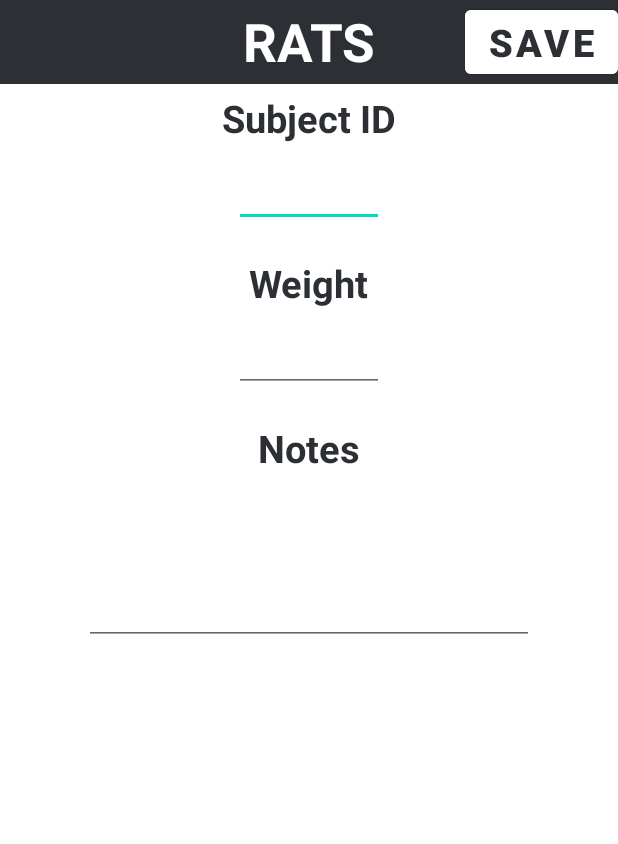
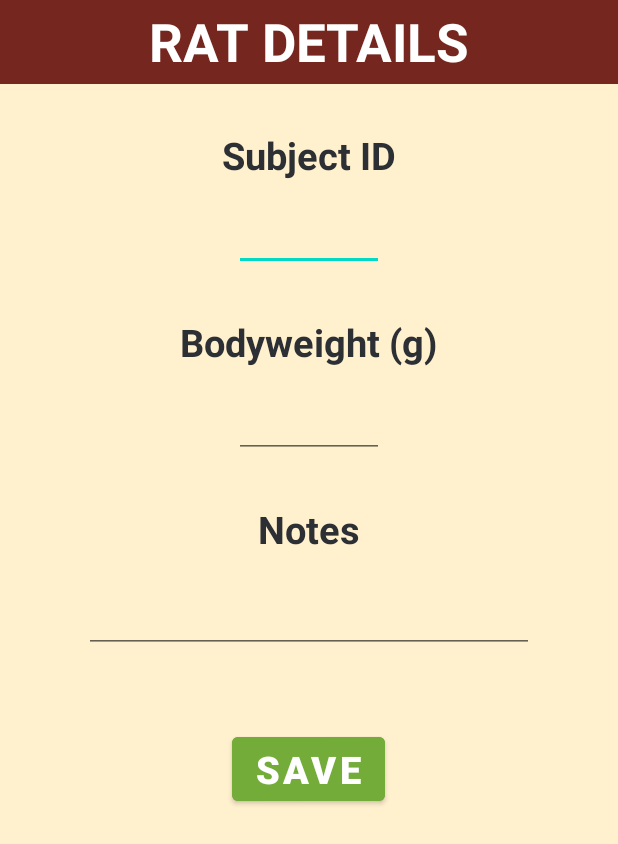
Before and after one commit to KaptainKris92/RatDatabase_3, an Android app: the RatDetailActivity screen opened directly, with no data from a screen before it, on a phone screen of 412 x 824 dp. Shown: the top 844 px of the screen. Run offline under Robolectric (Android 15) with nearby library versions, the phone set to English and light mode, and no system bars.

Commit message:
Colour scheme changed to red & beige

```diff
--- a/app/build.gradle
+++ b/app/build.gradle
@@ -26,6 +26,7 @@ android {
         sourceCompatibility JavaVersion.VERSION_1_8
         targetCompatibility JavaVersion.VERSION_1_8
     }
+    ndkVersion '22.1.7171670'
 }
 
 dependencies {
--- a/app/src/main/java/com/example/ratdatabase3/MainActivity.java
+++ b/app/src/main/java/com/example/ratdatabase3/MainActivity.java
@@ -4,9 +4,11 @@ import androidx.appcompat.app.AppCompatActivity;
 
 import android.content.Intent;
 import android.database.sqlite.SQLiteDatabase;
+import android.graphics.Color;
 import android.os.Bundle;
 import android.view.View;
 import android.widget.AdapterView;
+import android.widget.ImageView;
 import android.widget.ListView;
 
 public class MainActivity extends AppCompatActivity {
@@ -22,6 +24,7 @@ public class MainActivity extends AppCompatActivity {
         setRatAdapter();
         setOnClickListener();
     }
+
 
 
     private void initWidgets()
--- a/app/src/main/java/com/example/ratdatabase3/RatDetailActivity.java
+++ b/app/src/main/java/com/example/ratdatabase3/RatDetailActivity.java
@@ -32,7 +32,7 @@ public class RatDetailActivity extends AppCompatActivity {
         subjectEditText = findViewById(R.id.subjectEditText);
         weightEditText = findViewById(R.id.weightEditText);
         notesEditText = findViewById(R.id.notesEditText);
-        deleteButton = findViewById(R.id.deletedRatButton);
+        deleteButton = findViewById(R.id.deleteRatButton);
     }
 
     private void checkForEditRat() {
@@ -58,7 +58,7 @@ public class RatDetailActivity extends AppCompatActivity {
         String subject = String.valueOf(subjectEditText.getText());
         String weight = String.valueOf(weightEditText.getText());
         String notes = String.valueOf(notesEditText.getText());
-        String added = new SimpleDateFormat("dd-MM-yyyy").format(new Date());
+        String added = new SimpleDateFormat("dd-MM-yy").format(new Date());
 
         if(selectedRat == null) {
             int id = Rat.ratArrayList.size();
--- /dev/null
+++ b/app/src/main/res/drawable/save_button.xml
@@ -0,0 +1,5 @@
+<shape xmlns:android="http://schemas.android.com/apk/res/android" android:shape="rectangle">
+    <solid android:color="@color/c8Green">  </solid>
+    <stroke android:color="@color/black" android:width="5dp"></stroke>
+
+</shape>
--- a/app/src/main/res/layout/activity_rat_detail.xml
+++ b/app/src/main/res/layout/activity_rat_detail.xml
@@ -1,11 +1,11 @@
 <?xml version="1.0" encoding="utf-8"?>
 <LinearLayout
     xmlns:android="http://schemas.android.com/apk/res/android"
-    xmlns:app="http://schemas.android.com/apk/res-auto"
     xmlns:tools="http://schemas.android.com/tools"
     android:layout_width="match_parent"
     android:layout_height="match_parent"
     android:orientation="vertical"
+    android:background="@color/c3Beige"
     tools:context=".RatDetailActivity">
 
         <androidx.appcompat.widget.Toolbar
@@ -14,56 +14,47 @@
             android:layout_height="wrap_content"
             android:minHeight="?actionBarSize"
             android:theme="?actionBarTheme"
-            android:background="@color/darkGray">
+            android:background="@color/c6Red">
 
             <TextView
                 android:layout_height="wrap_content"
                 android:layout_width="wrap_content"
-                android:text="RATS"
+                android:text="@string/rat_details"
                 android:textSize="35sp"
                 android:textColor="@color/white"
                 android:textStyle="bold"
                 android:layout_gravity="center"/>
-
-            <Button
-                android:layout_width="wrap_content"
-                android:layout_height="wrap_content"
-                android:text="SAVE"
-                android:textSize="25sp"
-                android:backgroundTint="@color/white"
-                android:textColor="@color/darkGray"
-                android:textStyle="bold"
-                android:layout_gravity="end"
-                android:onClick="saveRat"/>
 
         </androidx.appcompat.widget.Toolbar>
 
     <TextView
         android:layout_height="wrap_content"
         android:layout_width="wrap_content"
-        android:text="Subject ID"
+        android:text="@string/subject_id"
         android:textSize="25sp"
-        android:layout_marginTop="5dp"
+        android:layout_marginTop="30dp"
         android:textColor="@color/darkGray"
         android:textStyle="bold"
-        android:layout_gravity="center"/>
+        android:layout_gravity="center" />
 
     <EditText
         android:id="@+id/subjectEditText"
         android:layout_width="100dp"
-        android:layout_height="wrap_content"
+        android:layout_height="50dp"
         android:textSize="25sp"
-        android:layout_marginTop="0dp"
+        android:layout_marginTop="10dp"
         android:textColor="@color/darkGray"
         android:maxLines="1"
-        android:layout_gravity="center"/>
+        android:layout_gravity="center"
+        android:textAlignment="center"
+        android:inputType="none"/>
 
     <TextView
         android:layout_height="wrap_content"
         android:layout_width="wrap_content"
-        android:text="Weight"
+        android:text="@string/bodyweight"
         android:textSize="25sp"
-        android:layout_marginTop="20dp"
+        android:layout_marginTop="30dp"
         android:textColor="@color/darkGray"
         android:textStyle="bold"
         android:layout_gravity="center"/>
@@ -71,19 +62,21 @@
     <EditText
         android:id="@+id/weightEditText"
         android:layout_width="100dp"
-        android:layout_height="wrap_content"
+        android:layout_height="50dp"
         android:textSize="25sp"
-        android:layout_marginTop="0dp"
+        android:layout_marginTop="10dp"
         android:textColor="@color/darkGray"
         android:maxLines="1"
-        android:layout_gravity="center"/>
+        android:layout_gravity="center"
+        android:inputType="number"
+        android:textAlignment="center" />
 
     <TextView
         android:layout_height="wrap_content"
         android:layout_width="wrap_content"
-        android:text="Notes"
+        android:text="@string/notes"
         android:textSize="25sp"
-        android:layout_marginTop="20dp"
+        android:layout_marginTop="30dp"
         android:textColor="@color/darkGray"
         android:textStyle="bold"
         android:layout_gravity="center"/>
@@ -93,23 +86,50 @@
         android:layout_width="300dp"
         android:layout_height="wrap_content"
         android:textSize="25sp"
-        android:layout_marginTop="0dp"
+        android:layout_marginTop="10dp"
         android:textColor="@color/darkGray"
-        android:minLines="3"
-        android:layout_gravity="center"/>
+        android:maxLines="3"
+        android:layout_gravity="center"
+        android:textAlignment="center"
+        android:inputType="none"/>
 
     <Button
-        android:id="@+id/deletedRatButton"
         android:layout_width="wrap_content"
         android:layout_height="wrap_content"
-        android:text="DELETE"
+        android:layout_gravity="center"
+        android:layout_marginTop="50dp"
+        android:backgroundTint="@color/c8Green"
+        android:onClick="saveRat"
+        android:text="@string/save"
+        android:textColor="@color/offWhite"
         android:textSize="25sp"
-        android:backgroundTint="@color/white"
-        android:textColor="@color/red"
+        android:textStyle="bold" />
+
+    <Button
+        android:id="@+id/deleteRatButton"
+        android:layout_width="wrap_content"
+        android:layout_height="wrap_content"
+        android:text="@string/delete"
+        android:textSize="25sp"
+        android:backgroundTint="@color/c6Red"
+        android:textColor="@color/offWhite"
         android:textStyle="bold"
         android:layout_gravity="center"
         android:layout_marginTop="20dp"
         android:onClick="deleteRat"/>
 
 
+   <!-- <ImageView
+        android:id="@+id/peekingRat"
+        android:layout_width="match_parent"
+        android:layout_height="359dp"
+        android:adjustViewBounds="true"
+        android:maxHeight="100dp"
+        android:maxWidth="100dp"
+        android:layout_marginTop="-30dp"
+        android:scaleType="fitXY"
+        android:visibility="visible"
+        app:srcCompat="@drawable/rat_peeking"/>-->
+
+
 </LinearLayout>
--- a/app/src/main/res/values/strings.xml
+++ b/app/src/main/res/values/strings.xml
@@ -1,3 +1,10 @@
 <resources>
-    <string name="app_name">RatDatabase3</string>
+    <string name="app_name">Rat Database</string>
+    <string name="rat_details">RAT DETAILS</string>
+    <string name="save">SAVE</string>
+    <string name="delete">DELETE</string>
+    <string name="subject_id">Subject ID</string>
+    <string name="bodyweight">Bodyweight (g)</string>
+    <string name="notes">Notes</string>
+    <string name="blank"> </string>
 </resources>
--- a/build.gradle
+++ b/build.gradle
@@ -5,7 +5,7 @@ buildscript {
         mavenCentral()
     }
     dependencies {
-        classpath "com.android.tools.build:gradle:4.2.1"
+        classpath 'com.android.tools.build:gradle:4.2.1'
 
         // NOTE: Do not place your application dependencies here; they belong
         // in the individual module build.gradle files
```
Also changed, not shown: app/src/main/res/layout/activity_main.xml (+13 -8 lines), app/src/main/res/layout/rat_cell.xml (+7 -7 lines), app/src/main/res/values/colors.xml (+18 -1 lines), app/src/main/res/drawable/rat_peeking.png (added), app/src/main/res/drawable/syringe_background.png (added), app/src/main/res/font/bebasneue_regular.ttf (added), gradle/wrapper/gradle-wrapper.properties.
